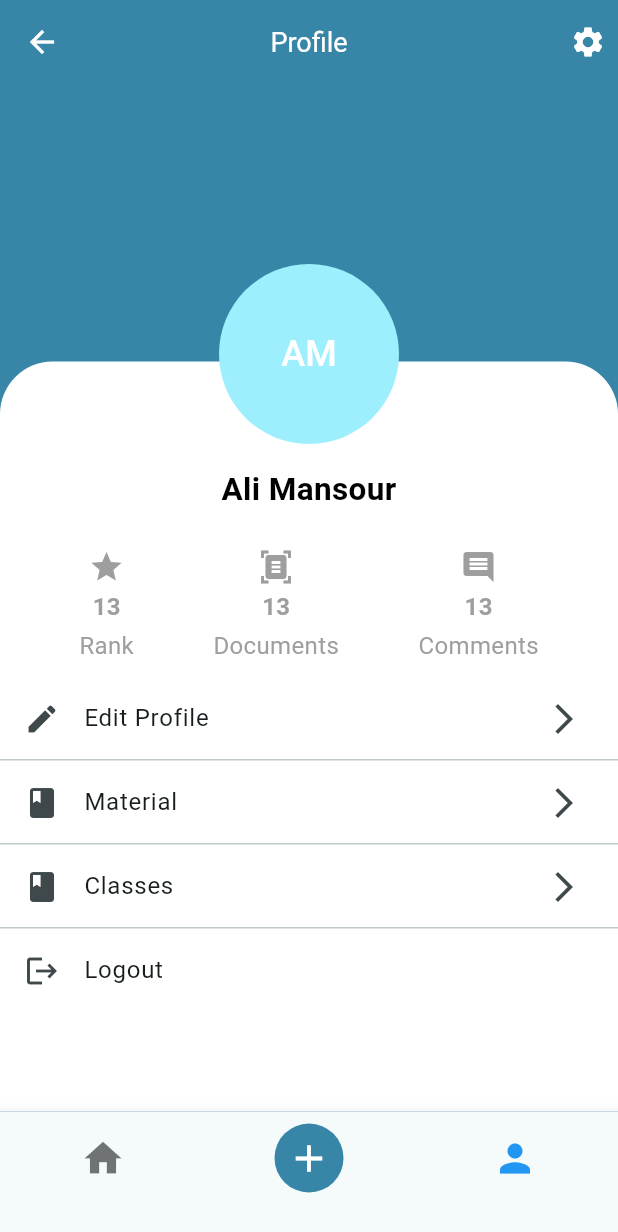
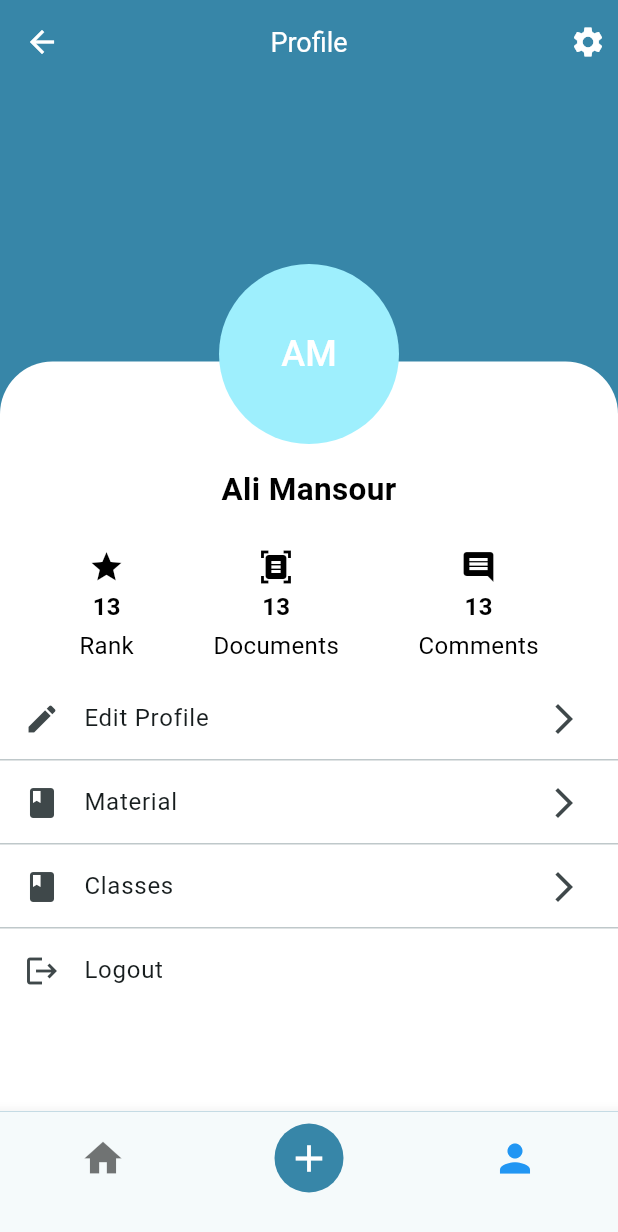
Before and after one commit to ali-mansour21/Studify-App, a Flutter app: the ProfileScreen screen opened by its route, on a phone screen of 412 x 824 dp. Shown: the top 1232 px of the screen. Run offline on Flutter 3.47's test engine with Material 3 defaults, Android fonts, the phone set to English and light mode, and no system bars; our stand-ins replace camera, file_picker, firebase_core, firebase_messaging, fluttertoast, image_picker and 1 more; accounts and stored records are empty; network calls fail; project files that could hold a hidden picture were left out.

```diff
--- a/mobile/lib/widgets/state_layout.dart
+++ b/mobile/lib/widgets/state_layout.dart
@@ -16,17 +16,17 @@ class StateWidget extends StatelessWidget {
       mainAxisSize: MainAxisSize.min,
       mainAxisAlignment: MainAxisAlignment.center,
       children: <Widget>[
-        Icon(icon, color: Colors.grey),
+        Icon(icon, color: Colors.black),
         const SizedBox(height: 3),
         Text(
           count,
           style: const TextStyle(
-              fontSize: 16, fontWeight: FontWeight.bold, color: Colors.grey),
+              fontSize: 16, fontWeight: FontWeight.bold, color: Colors.black),
         ),
         const SizedBox(height: 3),
         Text(
           label,
-          style: const TextStyle(fontSize: 16, color: Colors.grey),
+          style: const TextStyle(fontSize: 16, color: Colors.black),
         ),
       ],
     );
```
Also changed, not shown: mobile/lib/screens/assignment_detail_screen.dart (+44 -19 lines).
